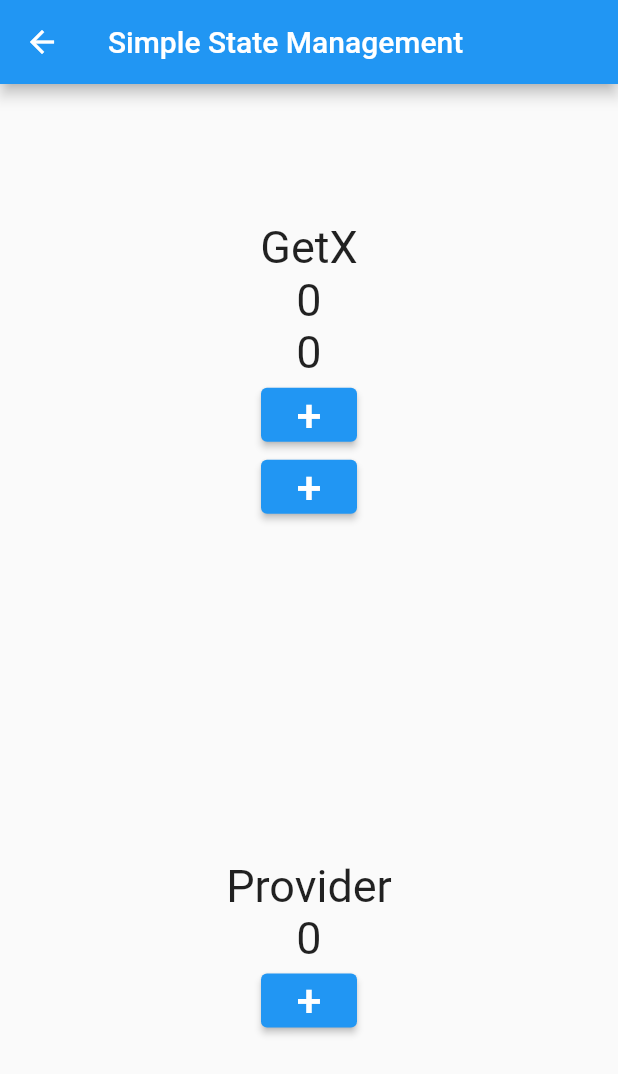
After one commit to lhs7091/flutter_basic, a Flutter app: the screen it shows after launch, after a tap on "simple state management", on a phone screen of 412 x 824 dp. The commit adds this screen. Shown: the top 1074 px of the screen. Run offline on Flutter 3.47's test engine with Material 2 defaults, Android fonts, the light colour scheme and no system bars; our stand-ins replace auto_size_text, bloc, cached_network_image, dio, flutter_bloc, flutter_swiper and 2 more; generated files the repository leaves out were written again.

Commit message:
simple state management

```diff
--- /dev/null
+++ b/getx_exam/lib/controller/count_controller_getx.dart
@@ -0,0 +1,12 @@
+import 'package:get/get.dart';
+
+class CountControllerGetX extends GetxController {
+  int count = 0;
+
+  getCount() => count;
+
+  void increase(String id) {
+    count++;
+    update([id]);
+  }
+}
--- /dev/null
+++ b/getx_exam/lib/controller/count_controller_provider.dart
@@ -0,0 +1,12 @@
+import 'package:flutter/cupertino.dart';
+
+class CountControllerProvider extends ChangeNotifier {
+  int count = 0;
+
+  getCount() => count;
+
+  void increase() {
+    count++;
+    notifyListeners();
+  }
+}
--- a/getx_exam/lib/home.dart
+++ b/getx_exam/lib/home.dart
@@ -2,6 +2,7 @@
 import 'package:get/get.dart';
 import 'package:getx_exam/screens/get_x.dart';
 import 'package:getx_exam/screens/normal.dart';
+import 'package:getx_exam/screens/simple_state_manage.dart';
 
 class Home extends StatelessWidget {
   @override
@@ -30,6 +31,12 @@
               },
               child: Text('Getx First Page'),
             ),
+            ElevatedButton(
+              onPressed: () {
+                Get.to(SimpleStateManageScreen());
+              },
+              child: Text('simple state management'),
+            ),
           ],
         ),
       ),
--- /dev/null
+++ b/getx_exam/lib/screens/simple_state_manage.dart
@@ -0,0 +1,149 @@
+import 'package:flutter/material.dart';
+import 'package:get/get.dart';
+import 'package:getx_exam/controller/count_controller_getx.dart';
+import 'package:getx_exam/controller/count_controller_provider.dart';
+import 'package:provider/provider.dart';
+
+class SimpleStateManageScreen extends StatelessWidget {
+  @override
+  Widget build(BuildContext context) {
+    // instantiate
+    Get.put(CountControllerGetX());
+
+    return Scaffold(
+      appBar: AppBar(
+        title: Text("Simple State Management"),
+      ),
+      body: SafeArea(
+        child: Center(
+          child: Column(
+            mainAxisAlignment: MainAxisAlignment.center,
+            children: [
+              Expanded(
+                child: WithGetX(),
+              ),
+              Expanded(
+                child: ChangeNotifierProvider<CountControllerProvider>(
+                  create: (context) => CountControllerProvider(),
+                  child: WithProvider(),
+                ),
+              ),
+            ],
+          ),
+        ),
+      ),
+    );
+  }
+}
+
+/*
+ * StateManagement
+ * with GetX
+ *
+ */
+
+class WithGetX extends StatelessWidget {
+  @override
+  Widget build(BuildContext context) {
+    return Column(
+      mainAxisAlignment: MainAxisAlignment.center,
+      children: [
+        Text(
+          "GetX",
+          style: TextStyle(
+            fontSize: 30,
+          ),
+        ),
+        GetBuilder<CountControllerGetX>(
+          id: "first",
+          builder: (controller) {
+            return Text(
+              '${controller.getCount()}',
+              style: TextStyle(
+                fontSize: 30,
+              ),
+            );
+          },
+        ),
+        GetBuilder<CountControllerGetX>(
+          id: "second",
+          builder: (controller) {
+            return Text(
+              '${controller.getCount()}',
+              style: TextStyle(
+                fontSize: 30,
+              ),
+            );
+          },
+        ),
+        ElevatedButton(
+          onPressed: () {
+            Get.find<CountControllerGetX>().increase("first");
+          },
+          child: Text(
+            "+",
+            style: TextStyle(
+              fontSize: 30,
+            ),
+          ),
+        ),
+        ElevatedButton(
+          onPressed: () {
+            Get.find<CountControllerGetX>().increase("second");
+          },
+          child: Text(
+            "+",
+            style: TextStyle(
+              fontSize: 30,
+            ),
+          ),
+        ),
+      ],
+    );
+  }
+}
+
+/*
+ * StateManagement
+ * with Provider
+ *
+ */
+
+class WithProvider extends StatelessWidget {
+  @override
+  Widget build(BuildContext context) {
+    return Column(
+      mainAxisAlignment: MainAxisAlignment.center,
+      children: [
+        Text(
+          "Provider",
+          style: TextStyle(
+            fontSize: 30,
+          ),
+        ),
+        Consumer<CountControllerProvider>(
+          builder: (context, value, child) {
+            return Text(
+              '${value.getCount()}',
+              style: TextStyle(
+                fontSize: 30,
+              ),
+            );
+          },
+        ),
+        ElevatedButton(
+          onPressed: () {
+            Provider.of<CountControllerProvider>(context, listen: false)
+                .increase();
+          },
+          child: Text(
+            "+",
+            style: TextStyle(
+              fontSize: 30,
+            ),
+          ),
+        ),
+      ],
+    );
+  }
+}
--- a/getx_exam/pubspec.yaml
+++ b/getx_exam/pubspec.yaml
@@ -29,6 +29,7 @@
   # Use with the CupertinoIcons class for iOS style icons.
   cupertino_icons: ^1.0.2
   get: ^3.26.0
+  provider: ^5.0.0
 
 dev_dependencies:
   flutter_test:
```
Also changed, not shown: getx_exam/pubspec.lock, 1 other file.
